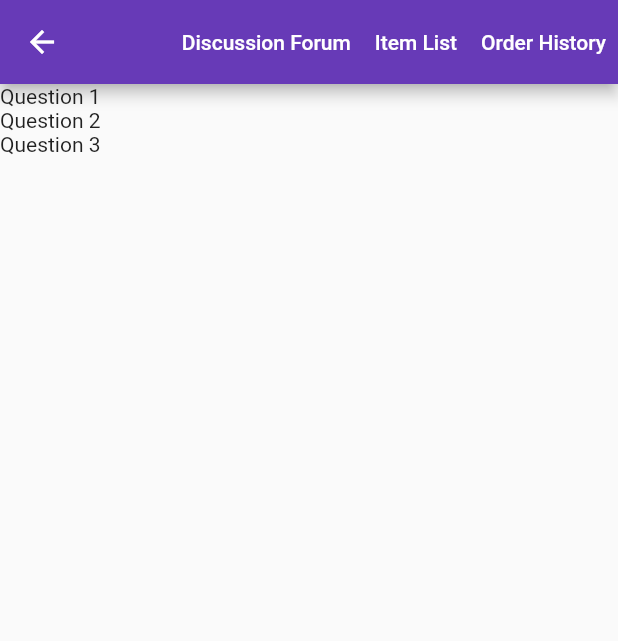
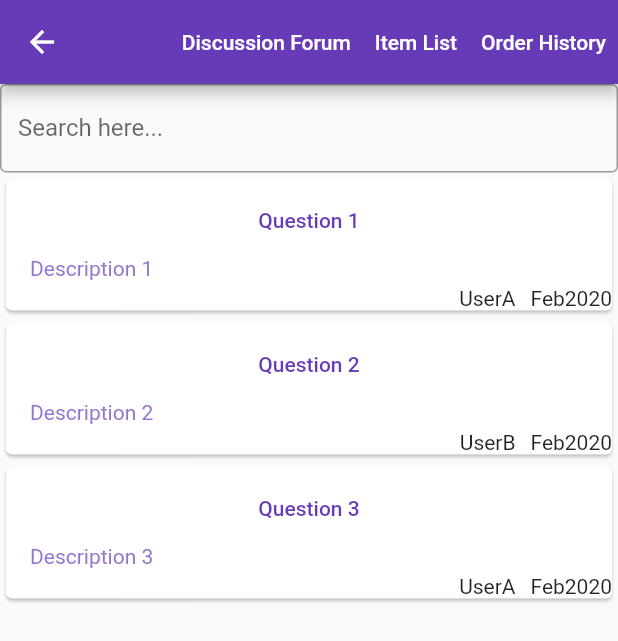
Before and after one commit to akshatarrao/CSI5112-Project, a Flutter app: the DiscussionForum screen opened directly, on a phone screen of 412 x 824 dp. Shown: the top 641 px of the screen. Run offline on Flutter 3.47's test engine with Material 2 defaults, Android fonts, the phone set to English and light mode, and no system bars; our stand-ins replace animated_text_kit, faker, flutter_login, flutter_switch, font_awesome_flutter, google_fonts and 2 more; Roboto replaces fonts that are missing (NotoSans, OpenSans).

Commit message:
Update to Discussion Forum

```diff
--- a/frontend/lib/page/discussion_forum.dart
+++ b/frontend/lib/page/discussion_forum.dart
@@ -22,11 +22,42 @@ class _DiscussionForumState extends State<DiscussionForum> {
     return Scaffold(
       appBar: DefaultAppBar.getAppBar(context),
       body: ListView.builder(
-          itemCount: questions.length,
-          itemBuilder: (BuildContext context, int index) {
-            return Text(questions[index].title);
-          }
-      )
+              itemCount: questions.length + 1,
+              itemBuilder: (BuildContext context, int index) {
+                if (index == 0) {
+                  return const TextField(
+                    obscureText: false,
+                      decoration: InputDecoration(
+                        border: OutlineInputBorder(),
+                        labelText: 'Search here...',
+                      ),
+                  );
+                }
+                index -= 1;
+                return Card( // Card class template: https://api.flutter.dev/flutter/material/Card-class.html
+                  child: Column(
+                    mainAxisAlignment: MainAxisAlignment.start,
+                    children: <Widget>[
+                      ListTile(
+                        title: TextButton(
+                          child: Text(questions[index].title),
+                          onPressed: () {},
+                        ),
+                        subtitle: Text(questions[index].description),
+                      ),
+                      Row(
+                        mainAxisAlignment: MainAxisAlignment.end,
+                        children: <Widget>[
+                          Text(questions[index].user),
+                          const SizedBox(width: 10),
+                          Text(questions[index].date)
+                        ],
+                      )
+                    ],
+                  ),
+                );
+              }
+          )
     );
   }
 
```
